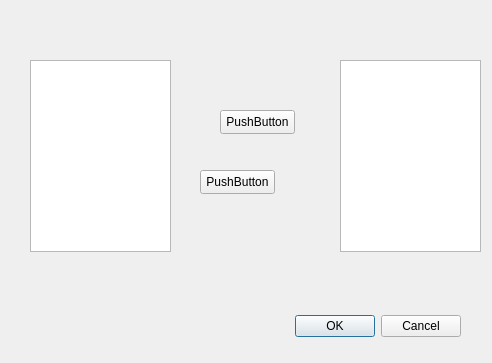
Above: dialogaddfavorites.ui from SPSLTIC/app-directory before the change. Below: the same form after it.
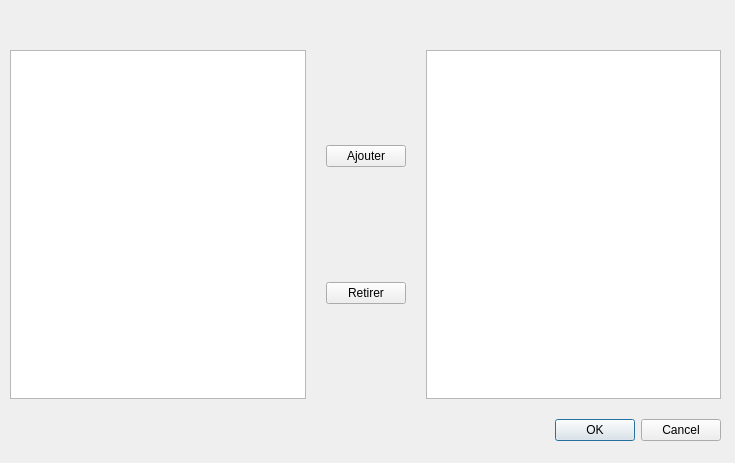
That is the form after the change.

Commit message: new interface, add fav and remove drag & drop

Patch:
```diff
--- a/dialogaddfavorites.ui
+++ b/dialogaddfavorites.ui
@@ -6,74 +6,68 @@
    <rect>
     <x>0</x>
     <y>0</y>
-    <width>492</width>
-    <height>363</height>
+    <width>735</width>
+    <height>463</height>
    </rect>
   </property>
   <property name="windowTitle">
    <string>Dialog</string>
   </property>
-  <widget class="QDialogButtonBox" name="buttonBox">
+  <widget class="QWidget" name="verticalLayoutWidget_2">
    <property name="geometry">
     <rect>
-     <x>120</x>
-     <y>310</y>
-     <width>341</width>
-     <height>32</height>
+     <x>10</x>
+     <y>50</y>
+     <width>711</width>
+     <height>391</height>
     </rect>
    </property>
-   <property name="orientation">
-    <enum>Qt::Orientation::Horizontal</enum>
-   </property>
-   <property name="standardButtons">
-    <set>QDialogButtonBox::StandardButton::Cancel|QDialogButtonBox::StandardButton::Ok</set>
-   </property>
-  </widget>
-  <widget class="QPushButton" name="addButton">
-   <property name="geometry">
-    <rect>
-     <x>220</x>
-     <y>110</y>
-     <width>75</width>
-     <height>24</height>
-    </rect>
-   </property>
-   <property name="text">
-    <string>PushButton</string>
-   </property>
-  </widget>
-  <widget class="QPushButton" name="removeButton">
-   <property name="geometry">
-    <rect>
-     <x>200</x>
-     <y>170</y>
-     <width>75</width>
-     <height>24</height>
-    </rect>
-   </property>
-   <property name="text">
-    <string>PushButton</string>
-   </property>
-  </widget>
-  <widget class="QListWidget" name="availableList">
-   <property name="geometry">
-    <rect>
-     <x>30</x>
-     <y>60</y>
-     <width>141</width>
-     <height>192</height>
-    </rect>
-   </property>
-  </widget>
-  <widget class="QListWidget" name="favoritesList">
-   <property name="geometry">
-    <rect>
-     <x>340</x>
-     <y>60</y>
-     <width>141</width>
-     <height>192</height>
-    </rect>
-   </property>
+   <layout class="QVBoxLayout" name="verticalLayout_2">
+    <property name="spacing">
+     <number>20</number>
+    </property>
+    <property name="topMargin">
+     <number>0</number>
+    </property>
+    <item>
+     <layout class="QHBoxLayout" name="horizontalLayout">
+      <item>
+       <widget class="QListWidget" name="availableList"/>
+      </item>
+      <item>
+       <layout class="QVBoxLayout" name="verticalLayout">
+        <item>
+         <widget class="QPushButton" name="addButton">
+          <property name="text">
+           <string>Ajouter</string>
+          </property>
+         </widget>
+        </item>
+        <item>
+         <widget class="QPushButton" name="removeButton">
+          <property name="text">
+           <string>Retirer</string>
+          </property>
+         </widget>
+        </item>
+       </layout>
+      </item>
+      <item>
+       <widget class="QListWidget" name="favoritesList"/>
+      </item>
+     </layout>
+    </item>
+    <item>
+     <widget class="QDialogButtonBox" name="buttonBox">
+      <property name="orientation">
+       <enum>Qt::Orientation::Horizontal</enum>
+      </property>
+      <property name="standardButtons">
+       <set>QDialogButtonBox::StandardButton::Cancel|QDialogButtonBox::StandardButton::Ok</set>
+      </property>
+     </widget>
+    </item>
+   </layout>
   </widget>
  </widget>
  <resources/>
```
The commit also changes 7 other files.
